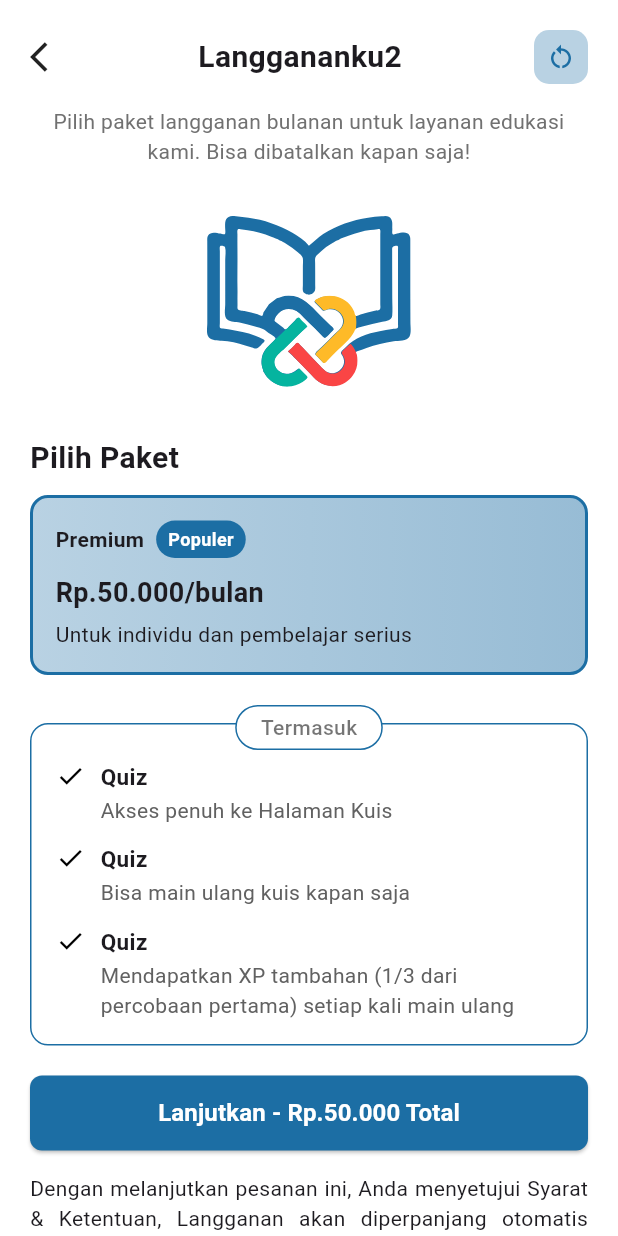
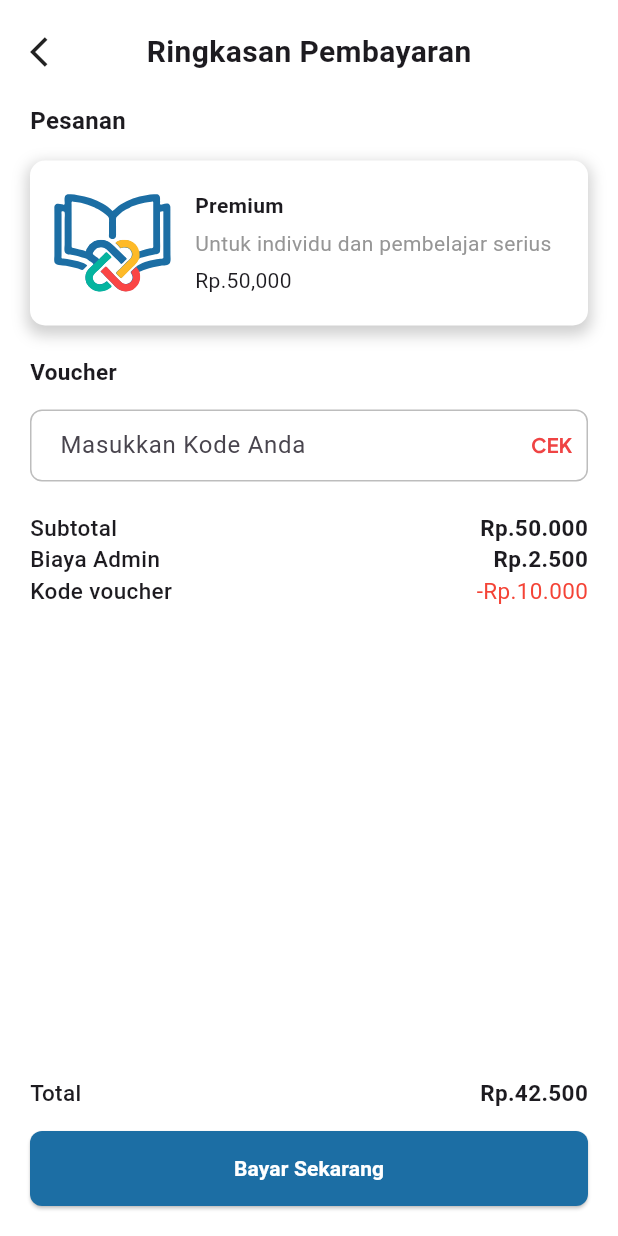
Before and after one commit to femnixx/jaganalar, a Flutter app: the Premium2 screen opened directly, after a tap on "Lanjutkan - Rp.50.000 Total", on a phone screen of 412 x 824 dp. Run offline on Flutter 3.47's test engine with Material 3 defaults, Android fonts, the phone set to English and light mode, and no system bars; our stand-ins replace dash_chat_2, flutter_gemini, flutter_svg, image_picker, shared_preferences, smooth_page_indicator and 2 more; accounts and stored records are empty; network calls fail.

Commit message:
Done with Pembayaran.dart

```diff
--- a/lib/Pembayaran.dart
+++ b/lib/Pembayaran.dart
@@ -0,0 +1,182 @@
+import 'package:flutter/material.dart';
+import 'package:flutter_svg/flutter_svg.dart';
+
+class Pembayaran extends StatefulWidget {
+  const Pembayaran({super.key});
+
+  @override
+  State<Pembayaran> createState() => _PembayaranState();
+}
+
+class _PembayaranState extends State<Pembayaran> {
+  TextEditingController voucherController = TextEditingController();
+
+  @override
+  Widget build(BuildContext context) {
+    return Scaffold(
+      backgroundColor: Colors.white,
+      body: SafeArea(
+        child: Padding(
+          padding: const EdgeInsets.all(20.0),
+          child: Column(
+            crossAxisAlignment: CrossAxisAlignment.start,
+            children: [
+              Row(
+                children: [
+                  Icon(Icons.arrow_back_ios),
+                  Spacer(),
+                  Text(
+                    'Ringkasan Pembayaran',
+                    style: TextStyle(fontWeight: FontWeight.bold, fontSize: 20),
+                  ),
+                  Spacer(),
+                  Icon(Icons.arrow_back_ios, color: Colors.white),
+                ],
+              ),
+              SizedBox(height: 20),
+              Text(
+                'Pesanan',
+                style: TextStyle(fontSize: 16, fontWeight: FontWeight.w600),
+              ),
+              SizedBox(height: 15),
+              Container(
+                decoration: BoxDecoration(
+                  color: Colors.white,
+                  borderRadius: BorderRadius.circular(10),
+                  boxShadow: [
+                    BoxShadow(
+                      color: Colors.grey.withOpacity(0.5),
+                      offset: Offset(0, 4),
+                      blurRadius: 8.0,
+                      spreadRadius: 2.0,
+                    ),
+                  ],
+                ),
+                child: Padding(
+                  padding: const EdgeInsets.all(15.0),
+                  child: Row(
+                    children: [
+                      // Logo
+                      SvgPicture.asset(
+                        'assets/transparentlogoclored.svg',
+                        width: 80,
+                        height: 80,
+                      ),
+                      SizedBox(width: 15),
+                      Expanded(
+                        child: Column(
+                          crossAxisAlignment: CrossAxisAlignment.start,
+                          children: [
+                            Text(
+                              'Premium',
+                              style: TextStyle(
+                                fontSize: 14,
+                                fontWeight: FontWeight.w600,
+                              ),
+                            ),
+                            SizedBox(height: 5),
+                            Text(
+                              'Untuk individu dan pembelajar serius',
+                              style: TextStyle(
+                                fontSize: 14,
+                                color: Color(0xff969696),
+                              ),
+                            ),
+                            SizedBox(height: 5),
+                            Text('Rp.50,000'),
+                          ],
+                        ),
+                      ),
+                    ],
+                  ),
+                ),
+              ),
+              SizedBox(height: 20),
+              Text(
+                'Voucher',
+                style: TextStyle(fontSize: 15, fontWeight: FontWeight.w600),
+              ),
+              SizedBox(height: 15),
+              TextField(
+                controller: voucherController,
+                decoration: InputDecoration(
+                  contentPadding: EdgeInsets.symmetric(
+                    horizontal: 16.0,
+                    vertical: 12.0,
+                  ), // Reduced vertical padding
+                  enabledBorder: OutlineInputBorder(
+                    borderRadius: BorderRadius.circular(8),
+                    borderSide: BorderSide(color: Colors.grey.shade400),
+                  ),
+                  focusedBorder: OutlineInputBorder(
+                    borderRadius: BorderRadius.circular(8),
+                    borderSide: BorderSide(color: Colors.grey),
+                  ),
+                  suffixIcon: Padding(
+                    padding: const EdgeInsets.all(10.0),
+                    child: SvgPicture.asset(
+                      'assets/cek.svg',
+                      width: 15,
+                      height: 15,
+                    ),
+                  ),
+                  hintText: 'Masukkan Kode Anda',
+                ),
+              ),
+              SizedBox(height: 20),
+              Bill("Subtotal", "50.000"),
+              Bill("Biaya Admin", "2.500"),
+              SubstractBill("Kode Voucher", "10.000"),
+              Spacer(),
+              Bill("Total", "42.500"),
+              SizedBox(height: 15),
+              ElevatedButton(
+                style: ElevatedButton.styleFrom(
+                  minimumSize: Size(double.infinity, 50),
+                  shape: RoundedRectangleBorder(
+                    borderRadius: BorderRadiusGeometry.circular(8),
+                  ),
+                  backgroundColor: Color(0xff1C6EA4),
+                ),
+                onPressed: () {},
+                child: Text(
+                  'Bayar Sekarang',
+                  style: TextStyle(
+                    color: Colors.white,
+                    fontWeight: FontWeight.w600,
+                  ),
+                ),
+              ),
+            ],
+          ),
+        ),
+      ),
+    );
+  }
+}
+
+Widget Bill(String name, String price) {
+  return Row(
+    mainAxisAlignment: MainAxisAlignment.spaceBetween,
+    children: [
+      Text(name, style: TextStyle(fontSize: 15, fontWeight: FontWeight.w500)),
+      Text(
+        'Rp.$price',
+        style: TextStyle(fontSize: 15, fontWeight: FontWeight.w600),
+      ),
+    ],
+  );
+}
+
+Widget SubstractBill(String name, String price) {
+  return Row(
+    mainAxisAlignment: MainAxisAlignment.spaceBetween,
+    children: [
+      Text(
+        'Kode voucher',
+        style: TextStyle(fontSize: 15, fontWeight: FontWeight.w500),
+      ),
+      Text('-Rp.$price', style: TextStyle(fontSize: 15, color: Colors.red)),
+    ],
+  );
+}
--- a/lib/Premium.dart
+++ b/lib/Premium.dart
@@ -10,6 +10,8 @@ class Premium extends StatefulWidget {
 }
 
 class _PremiumState extends State<Premium> {
+  bool _isPremium = false;
+
   @override
   Widget build(BuildContext context) {
     return Scaffold(
--- a/lib/Premium2.dart
+++ b/lib/Premium2.dart
@@ -1,5 +1,6 @@
 import 'package:flutter/material.dart';
 import 'package:flutter_svg/flutter_svg.dart';
+import 'package:jaganalar/Pembayaran.dart';
 
 class Premium2 extends StatefulWidget {
   const Premium2({super.key});
@@ -12,7 +13,6 @@ class _Premium2State extends State<Premium2> {
   @override
   Widget build(BuildContext context) {
     return Scaffold(
-      // It's good practice to set a background color
       backgroundColor: Colors.white,
       body: SafeArea(
         child: SingleChildScrollView(
@@ -142,6 +142,10 @@ class _Premium2State extends State<Premium2> {
                   ),
                   onPressed: () {
                     // do whatever
+                    Navigator.push(
+                      context,
+                      MaterialPageRoute(builder: (context) => Pembayaran()),
+                    );
                   },
                   child: Text(
                     'Lanjutkan - Rp.50.000 Total',
```
Also changed, not shown: assets/cek.svg (added).
